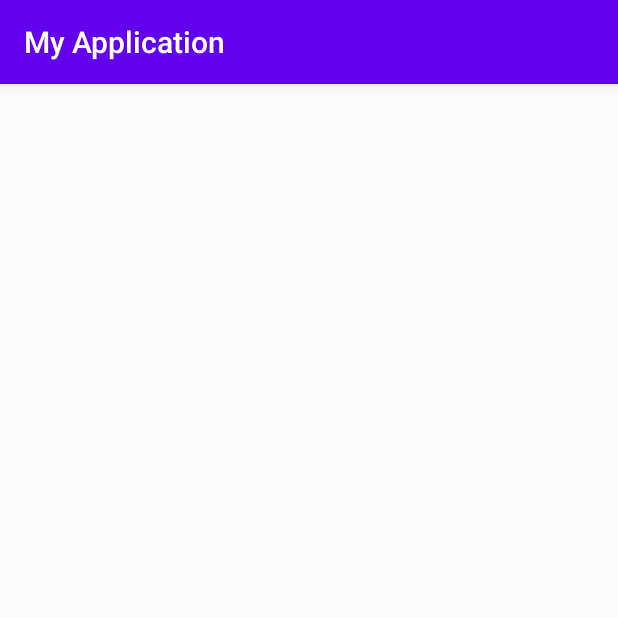
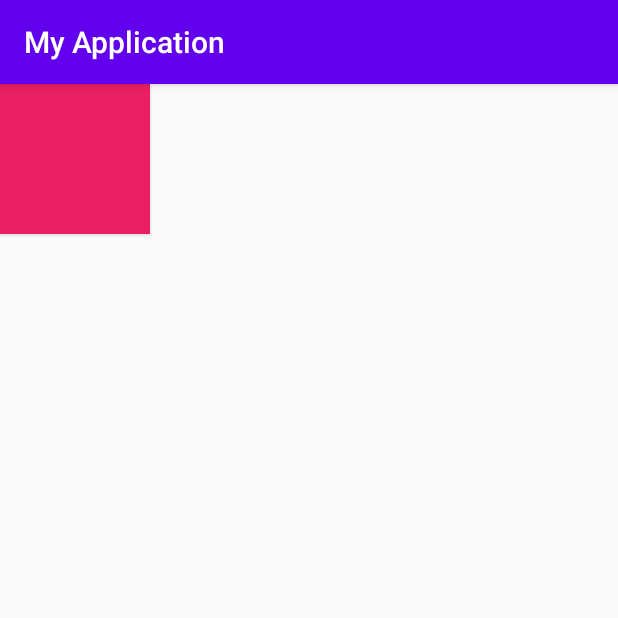
Before and after one commit to Su-Kyung/Kotlin-Study, an Android app: the screen it shows after launch (NullSafety before the commit, Resource after it), on a phone screen of 412 x 824 dp, the top half of it. Run offline under Robolectric (Android 15) with nearby library versions, the phone set to English and light mode, and no system bars.

Commit message:
Add Resource, Context study
- Resource 개념, 실습
- sdk 버전에 따른 분기 처리 포함
- Context 개념

```diff
--- a/MyApplication/app/src/main/java/com/example/myapplication/NullSafety.kt
+++ b/MyApplication/app/src/main/java/com/example/myapplication/NullSafety.kt
@@ -19,26 +19,26 @@ class NullSafety : AppCompatActivity() {
         super.onCreate(savedInstanceState)
         setContentView(R.layout.activity_null_safety)
 
-        val number1: Int = 10
-//        val number2 : Int = null -> 오류: Null 이 될 수 없는 타입
-        val number2: Int? = null
-
-        // !! 사용하기
-        //val number5: Int = number2 + 10 // 우항이 null 이 될 수 있으므로 불가능
-        val number5: Int = number2!! + 10   // !!는 사람(개발자)이 보장하는 것이기 때문에 위험하다)
-
-//        val number3 = number1? + number2 -> 불가능한 문법
-        val number3 = number2?.plus(number)
-        //Log.d("number", "number3 : "+number3)
-
-        // 삼항연산자 -> 엘비스 연산자 (?:)
-        // Null safety 를 위한 도구
-        val number4 = number2 ?:10  // number2 가 null 이면 :뒤의 값인 10이 들어간다
-        //Log.d("number", "number4 : " + number4)
-
-        lateCar = Car(10)
-        // 위아래 두 줄을 바꾸면 오류 발생: 초기화 안되어있으니까
-        Log.d("number", "late number : " + lateCar.number)
+//        val number1: Int = 10
+////        val number2 : Int = null -> 오류: Null 이 될 수 없는 타입
+//        val number2: Int? = null
+//
+//        // !! 사용하기
+//        //val number5: Int = number2 + 10 // 우항이 null 이 될 수 있으므로 불가능
+//        val number5: Int = number2!! + 10   // !!는 사람(개발자)이 보장하는 것이기 때문에 위험하다)
+//
+////        val number3 = number1? + number2 -> 불가능한 문법
+//        val number3 = number2?.plus(number)
+//        //Log.d("number", "number3 : "+number3)
+//
+//        // 삼항연산자 -> 엘비스 연산자 (?:)
+//        // Null safety 를 위한 도구
+//        val number4 = number2 ?:10  // number2 가 null 이면 :뒤의 값인 10이 들어간다
+//        //Log.d("number", "number4 : " + number4)
+//
+//        lateCar = Car(10)
+//        // 위아래 두 줄을 바꾸면 오류 발생: 초기화 안되어있으니까
+//        Log.d("number", "late number : " + lateCar.number)
     }
 
     fun plus(a:Int, b:Int?): Int {
--- /dev/null
+++ b/MyApplication/app/src/main/java/com/example/myapplication/Resource.kt
@@ -0,0 +1,33 @@
+package com.example.myapplication
+
+import android.os.Build
+import androidx.appcompat.app.AppCompatActivity
+import android.os.Bundle
+import android.util.Log
+import kotlinx.android.synthetic.main.activity_resource.*
+
+class Resource : AppCompatActivity() {
+    override fun onCreate(savedInstanceState: Bundle?) {
+        super.onCreate(savedInstanceState)
+        setContentView(R.layout.activity_resource)
+
+        // 1
+        val ment = resources.getString(R.string.hello)
+        Log.d("mentt", "ment : " + ment)
+
+        // 2
+        val ment2 = getString(R.string.hello)
+        Log.d("mentt", "ment : " + ment2)
+
+        // 3
+//        val color = getColor(R.color.textview_color)
+//        Log.d("mentt", "color : " + color)
+        // SDK 버전에 따른 분기 처리 (getColor)
+        // button 색 바꾸기
+        val color = if (Build.VERSION.SDK_INT >= Build.VERSION_CODES.M) {
+            button.setBackgroundColor(getColor(R.color.textview_color))
+        } else {
+            button.setBackgroundColor(resources.getColor(R.color.textview_color))
+        }
+    }
+}
--- /dev/null
+++ b/MyApplication/app/src/main/res/layout/activity_resource.xml
@@ -0,0 +1,16 @@
+<?xml version="1.0" encoding="utf-8"?>
+<LinearLayout xmlns:android="http://schemas.android.com/apk/res/android"
+    xmlns:app="http://schemas.android.com/apk/res-auto"
+    xmlns:tools="http://schemas.android.com/tools"
+    android:layout_width="match_parent"
+    android:layout_height="match_parent"
+    android:orientation="vertical"
+    tools:context=".Resource">
+
+    <Button
+        android:id="@+id/button"
+        android:layout_width="100dp"
+        android:layout_height="100dp"
+        android:background="@color/colorPrimaryDark" />
+
+</LinearLayout>
--- a/MyApplication/app/src/main/res/values/colors.xml
+++ b/MyApplication/app/src/main/res/values/colors.xml
@@ -3,4 +3,6 @@
     <color name="colorPrimary">#6200EE</color>
     <color name="colorPrimaryDark">#3700B3</color>
     <color name="colorAccent">#03DAC5</color>
+
+    <color name="textview_color">#E91E63</color>
 </resources>
--- a/MyApplication/app/src/main/res/values/strings.xml
+++ b/MyApplication/app/src/main/res/values/strings.xml
@@ -1,3 +1,5 @@
 <resources>
     <string name="app_name">My Application</string>
+
+    <string name="hello">안녕하세요 000입니다. 반갑습니다.</string>
 </resources>
```
Also changed, not shown: MyApplication/app/src/main/AndroidManifest.xml (+5 -5 lines), MyApplication/app/src/main/java/com/example/myapplication/Context.kt (added, +14 -0 lines), MyApplication/app/src/main/res/layout/activity_context.xml (added, +9 -0 lines), MyApplication/app/src/main/res/layout/resource.xml (added, +25 -0 lines), MyApplication/app/src/main/res/values/styles.xml (+9 -0 lines), 1 other file.
